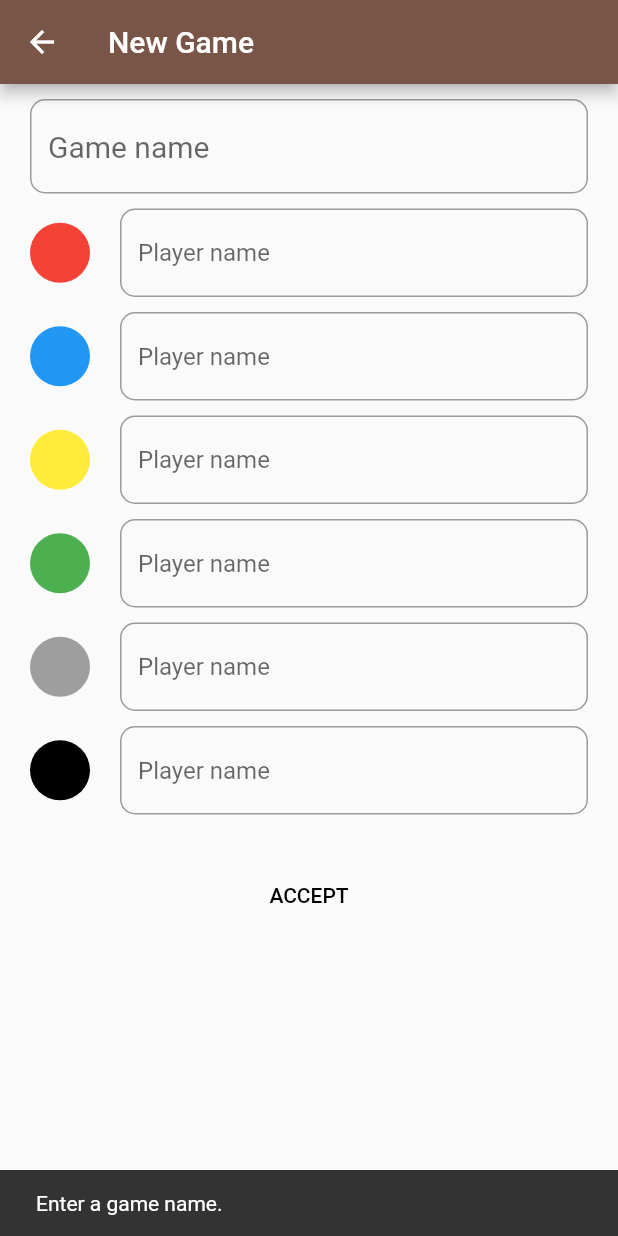
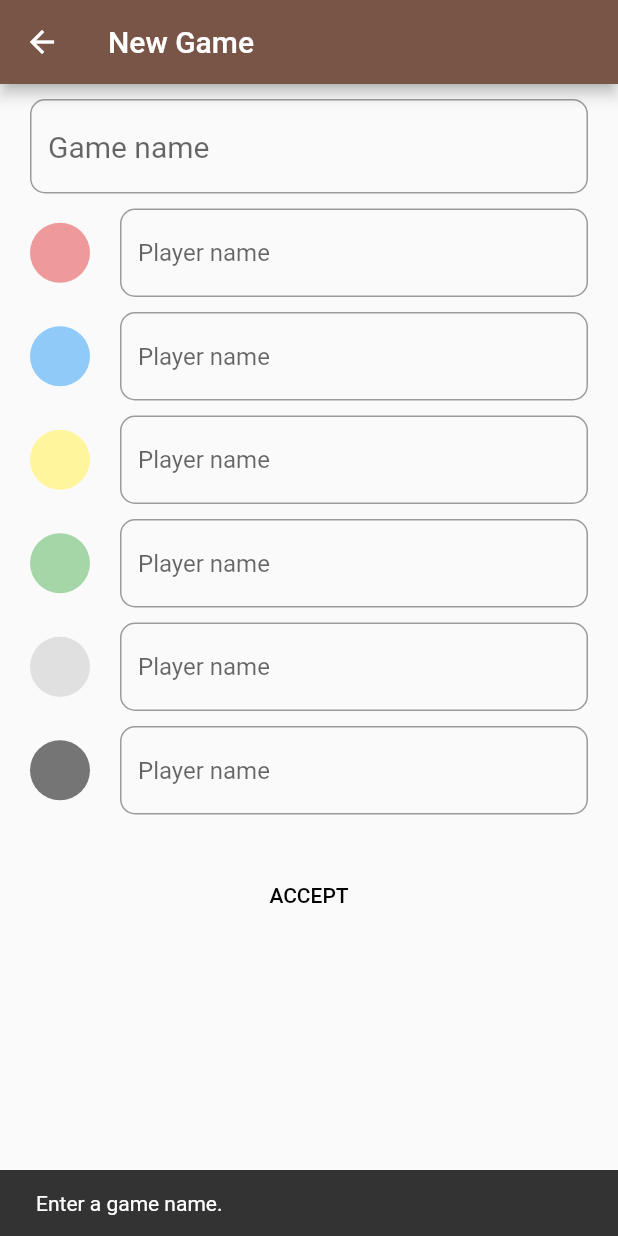
Before and after one commit to rijkdw/carcassonne-score-app, a Flutter app: the NewGameScreen screen opened directly, after a tap on "ACCEPT", on a phone screen of 412 x 824 dp. Run offline on Flutter 3.47's test engine with Material 2 defaults, Android fonts, the phone set to English and light mode, and no system bars; our stand-ins replace implicitly_animated_reorderable_list, shared_preferences; accounts and stored records are empty.

Commit message:
CircleAvatars in NewGameForm lights up when a player joins

```diff
--- a/lib/utils/colour_utils.dart
+++ b/lib/utils/colour_utils.dart
@@ -22,8 +22,8 @@ Color fromTextDull(String colourName) {
     "blue": Colors.blue[200],
     "green": Colors.green[200],
     "yellow": Colors.yellow[200],
-    "grey": Colors.grey[200],
-    "gray": Colors.grey[200],
+    "grey": Colors.grey[300],
+    "gray": Colors.grey[300],
     "black": Colors.grey[600],
   };
   return dullColourMap[colourName];
--- a/lib/widgets/forms/new_game_form.dart
+++ b/lib/widgets/forms/new_game_form.dart
@@ -20,8 +20,16 @@ class _NewGameFormState extends State<NewGameForm> {
 
   var colours = ['Red', 'Blue', 'Yellow', 'Green', 'Gray', 'Black'];
 
+  void trimTextEditingControllers() {
+    playerNameTextEditingControllers.forEach((c) => c.text = c.text.trim());
+  }
+
   bool hasEnoughPlayers() {
-    return list_utils.count(playerNameTextEditingControllers.map((c) => c.text.isNotEmpty).toList(), true) >= 2;
+    return list_utils.count(playerNameTextEditingControllers.map((c) => c.text.trim().isNotEmpty).toList(), true) >= 2;
+  }
+
+  bool hasDuplicatePlayerNames() {
+    return list_utils.containsDuplicates(playerNameTextEditingControllers.map((c) => c.text.trim()).toList());
   }
 
   bool hasGameName() => gameNameTextEditingController.text.isNotEmpty;
@@ -50,6 +58,8 @@ class _NewGameFormState extends State<NewGameForm> {
       message = 'Enter a game name.';
     } else if (!hasEnoughPlayers()) {
       message = 'Can\'t play with less than two players.';
+    } else if (hasDuplicatePlayerNames()) {
+      message = 'Can\'t have duplicate player names.';
     }
     Scaffold.of(context).showSnackBar(SnackBar(
       content: Text(message),
@@ -96,7 +106,10 @@ class _NewGameFormState extends State<NewGameForm> {
                   mainAxisAlignment: MainAxisAlignment.spaceBetween,
                   children: [
                     CircleAvatar(
-                      backgroundColor: colour_utils.fromText(colours[index]),
+                      // if no player yet, dull the CircleAvatar
+                      backgroundColor: playerNameTextEditingControllers[index].text.isEmpty
+                          ? colour_utils.fromTextDull(colours[index])
+                          : colour_utils.fromText(colours[index]),
                     ),
                     SizedBox(width: 20),
                     Expanded(
@@ -104,6 +117,9 @@ class _NewGameFormState extends State<NewGameForm> {
                         decoration: playerNameFieldDecoration,
                         textCapitalization: TextCapitalization.words,
                         controller: playerNameTextEditingControllers[index],
+                        onChanged: (newText) {  // update state to make CircleAvatars "light up"
+                          setState(() {});
+                        },
                       ),
                     ),
                   ],
@@ -114,7 +130,8 @@ class _NewGameFormState extends State<NewGameForm> {
             FlatButton(
               child: Text('ACCEPT'),
               onPressed: () {
-                if (hasGameName() && hasEnoughPlayers()) {
+                trimTextEditingControllers();
+                if (hasGameName() && hasEnoughPlayers() && !hasDuplicatePlayerNames()) {
                   acceptInputs();
                 } else {
                   reportErroneousInputs();
```
Also changed, not shown: lib/utils/list_utils.dart (+9 -0 lines).
